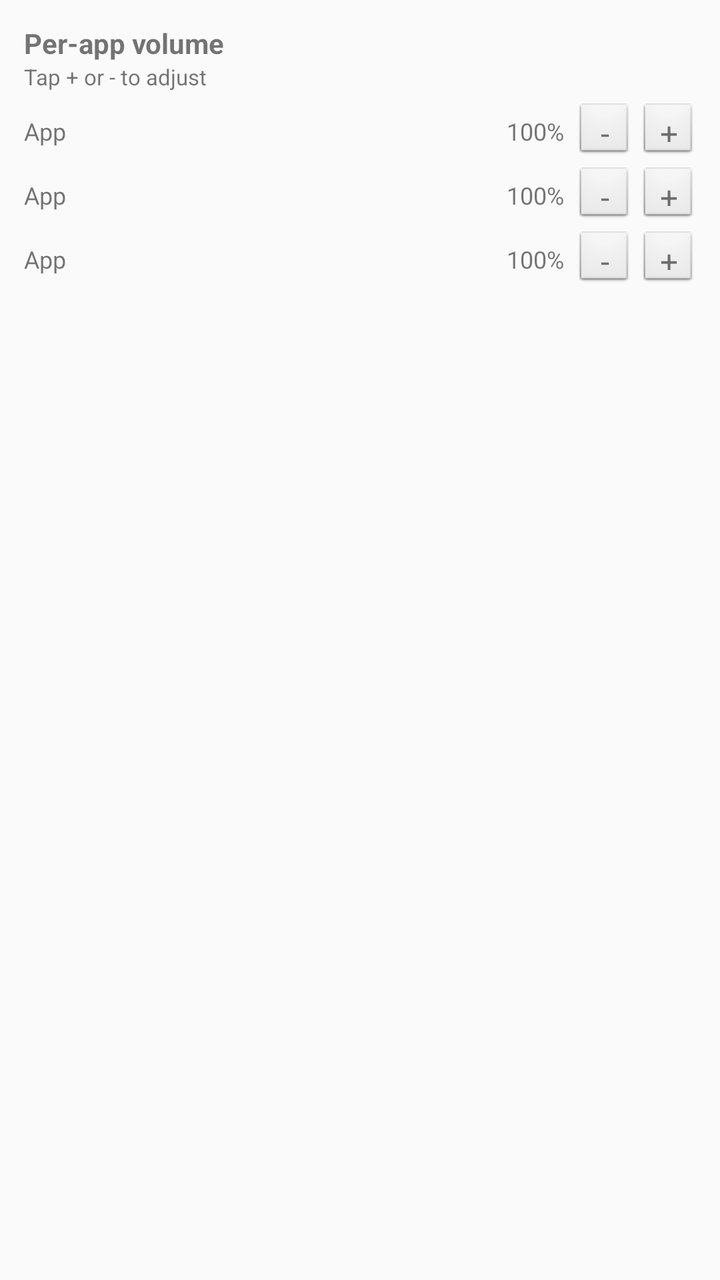
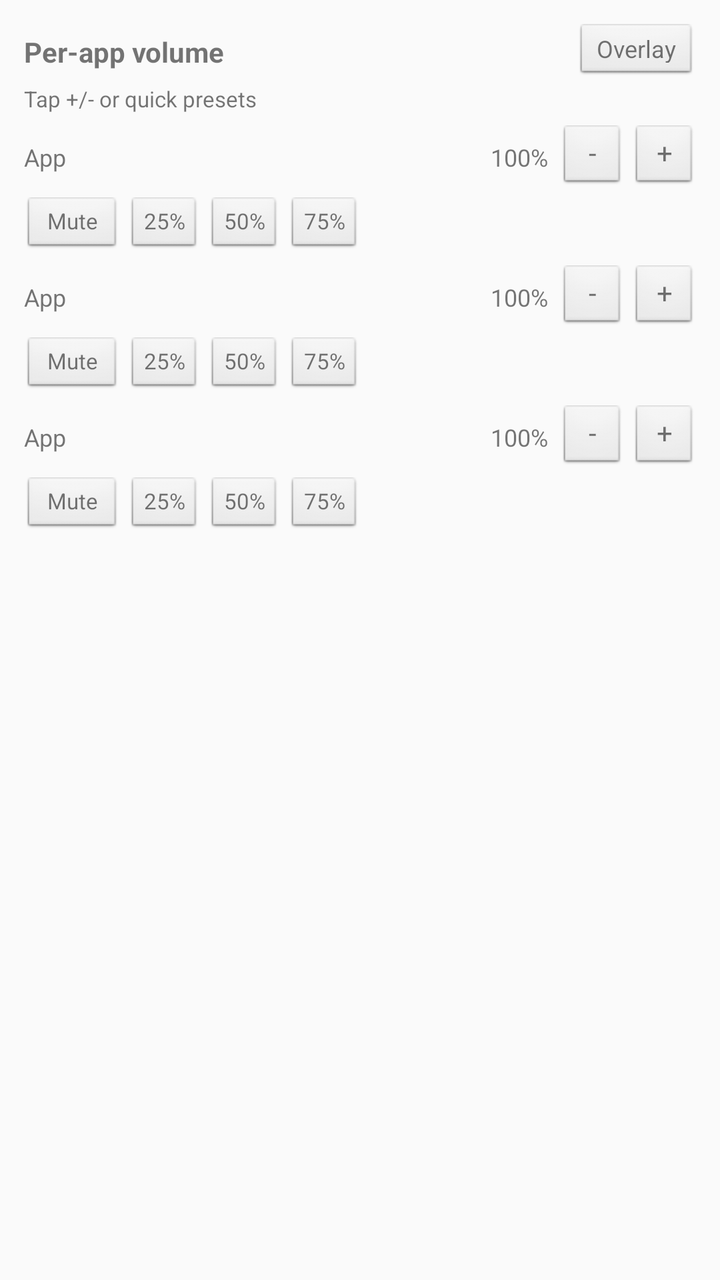

Compare the two renders of this Android layout. The source of the first and the diff that turns it into the second are given below.
<!-- AndroidManifest.xml: application theme AppTheme -->
<!-- res/layout/notification_volume_big.xml -->
<?xml version="1.0" encoding="utf-8"?>
<LinearLayout xmlns:android="http://schemas.android.com/apk/res/android"
    android:id="@+id/notif_root"
    android:layout_width="match_parent"
    android:layout_height="wrap_content"
    android:orientation="vertical"
    android:padding="12dp">

    <TextView
        android:id="@+id/notif_title"
        android:layout_width="match_parent"
        android:layout_height="wrap_content"
        android:text="Per-app volume"
        android:textSize="14sp"
        android:textStyle="bold" />

    <TextView
        android:id="@+id/notif_subtitle"
        android:layout_width="match_parent"
        android:layout_height="wrap_content"
        android:text="Tap + or - to adjust"
        android:textSize="11sp"
        android:paddingBottom="6dp" />

    <LinearLayout
        android:id="@+id/notif_row_1"
        android:layout_width="match_parent"
        android:layout_height="wrap_content"
        android:orientation="horizontal"
        android:gravity="center_vertical"
        android:paddingBottom="4dp">

        <TextView
            android:id="@+id/notif_app_1"
            android:layout_width="0dp"
            android:layout_height="wrap_content"
            android:layout_weight="1"
            android:ellipsize="end"
            android:maxLines="1"
            android:text="App"
            android:textSize="12sp" />

        <TextView
            android:id="@+id/notif_value_1"
            android:layout_width="wrap_content"
            android:layout_height="wrap_content"
            android:text="100%"
            android:textSize="12sp"
            android:paddingEnd="6dp" />

        <TextView
            android:id="@+id/notif_minus_1"
            android:layout_width="28dp"
            android:layout_height="28dp"
            android:gravity="center"
            android:text="-"
            android:textSize="16sp"
            android:background="@android:drawable/btn_default_small" />

        <TextView
            android:id="@+id/notif_plus_1"
            android:layout_width="28dp"
            android:layout_height="28dp"
            android:layout_marginStart="4dp"
            android:gravity="center"
            android:text="+"
            android:textSize="16sp"
            android:background="@android:drawable/btn_default_small" />
    </LinearLayout>

    <LinearLayout
        android:id="@+id/notif_row_2"
        android:layout_width="match_parent"
        android:layout_height="wrap_content"
        android:orientation="horizontal"
        android:gravity="center_vertical"
        android:paddingBottom="4dp">

        <TextView
            android:id="@+id/notif_app_2"
            android:layout_width="0dp"
            android:layout_height="wrap_content"
            android:layout_weight="1"
            android:ellipsize="end"
            android:maxLines="1"
            android:text="App"
            android:textSize="12sp" />

        <TextView
            android:id="@+id/notif_value_2"
            android:layout_width="wrap_content"
            android:layout_height="wrap_content"
            android:text="100%"
            android:textSize="12sp"
            android:paddingEnd="6dp" />

        <TextView
            android:id="@+id/notif_minus_2"
            android:layout_width="28dp"
            android:layout_height="28dp"
            android:gravity="center"
            android:text="-"
            android:textSize="16sp"
            android:background="@android:drawable/btn_default_small" />

        <TextView
            android:id="@+id/notif_plus_2"
            android:layout_width="28dp"
            android:layout_height="28dp"
            android:layout_marginStart="4dp"
            android:gravity="center"
            android:text="+"
            android:textSize="16sp"
            android:background="@android:drawable/btn_default_small" />
    </LinearLayout>

    <LinearLayout
        android:id="@+id/notif_row_3"
        android:layout_width="match_parent"
        android:layout_height="wrap_content"
        android:orientation="horizontal"
        android:gravity="center_vertical">

        <TextView
            android:id="@+id/notif_app_3"
            android:layout_width="0dp"
            android:layout_height="wrap_content"
            android:layout_weight="1"
            android:ellipsize="end"
            android:maxLines="1"
            android:text="App"
            android:textSize="12sp" />

        <TextView
            android:id="@+id/notif_value_3"
            android:layout_width="wrap_content"
            android:layout_height="wrap_content"
            android:text="100%"
            android:textSize="12sp"
            android:paddingEnd="6dp" />

        <TextView
            android:id="@+id/notif_minus_3"
            android:layout_width="28dp"
            android:layout_height="28dp"
            android:gravity="center"
            android:text="-"
            android:textSize="16sp"
            android:background="@android:drawable/btn_default_small" />

        <TextView
            android:id="@+id/notif_plus_3"
            android:layout_width="28dp"
            android:layout_height="28dp"
            android:layout_marginStart="4dp"
            android:gravity="center"
            android:text="+"
            android:textSize="16sp"
            android:background="@android:drawable/btn_default_small" />
    </LinearLayout>
</LinearLayout>
<!-- resources referenced by this layout -->
<resources>
  <style name="AppTheme" parent="Theme.AppCompat.Light.NoActionBar">
          <item name="android:windowIsTranslucent">false</item>
      </style>
</resources>

<!-- the commit's change to res/layout/notification_volume_big.xml (unified diff, before → after) -->
@@ -6,19 +6,42 @@
     android:orientation="vertical"
     android:padding="12dp">
 
-    <TextView
-        android:id="@+id/notif_title"
-        android:layout_width="match_parent"
-        android:layout_height="wrap_content"
-        android:text="Per-app volume"
-        android:textSize="14sp"
-        android:textStyle="bold" />
+    <LinearLayout
+        android:id="@+id/notif_header_row"
+        android:layout_width="match_parent"
+        android:layout_height="wrap_content"
+        android:orientation="horizontal"
+        android:gravity="center_vertical"
+        android:paddingBottom="2dp">
+
+        <TextView
+            android:id="@+id/notif_title"
+            android:layout_width="0dp"
+            android:layout_height="wrap_content"
+            android:layout_weight="1"
+            android:text="Per-app volume"
+            android:textSize="14sp"
+            android:textStyle="bold" />
+
+        <TextView
+            android:id="@+id/notif_open_overlay"
+            android:layout_width="wrap_content"
+            android:layout_height="28dp"
+            android:gravity="center"
+            android:paddingStart="10dp"
+            android:paddingEnd="10dp"
+            android:paddingLeft="10dp"
+            android:paddingRight="10dp"
+            android:text="Overlay"
+            android:textSize="12sp"
+            android:background="@android:drawable/btn_default_small" />
+    </LinearLayout>
 
     <TextView
         android:id="@+id/notif_subtitle"
         android:layout_width="match_parent"
         android:layout_height="wrap_content"
-        android:text="Tap + or - to adjust"
+        android:text="Tap +/- or quick presets"
         android:textSize="11sp"
         android:paddingBottom="6dp" />
 
@@ -26,136 +49,316 @@
         android:id="@+id/notif_row_1"
         android:layout_width="match_parent"
         android:layout_height="wrap_content"
-        android:orientation="horizontal"
-        android:gravity="center_vertical"
-        android:paddingBottom="4dp">
-
-        <TextView
-            android:id="@+id/notif_app_1"
-            android:layout_width="0dp"
-            android:layout_height="wrap_content"
-            android:layout_weight="1"
-            android:ellipsize="end"
-            android:maxLines="1"
-            android:text="App"
-            android:textSize="12sp" />
-
-        <TextView
-            android:id="@+id/notif_value_1"
-            android:layout_width="wrap_content"
-            android:layout_height="wrap_content"
-            android:text="100%"
-            android:textSize="12sp"
-            android:paddingEnd="6dp" />
-
-        <TextView
-            android:id="@+id/notif_minus_1"
-            android:layout_width="28dp"
-            android:layout_height="28dp"
-            android:gravity="center"
-            android:text="-"
-            android:textSize="16sp"
-            android:background="@android:drawable/btn_default_small" />
-
-        <TextView
-            android:id="@+id/notif_plus_1"
-            android:layout_width="28dp"
-            android:layout_height="28dp"
-            android:layout_marginStart="4dp"
-            android:gravity="center"
-            android:text="+"
-            android:textSize="16sp"
-            android:background="@android:drawable/btn_default_small" />
+        android:orientation="vertical"
+        android:paddingBottom="6dp">
+
+        <LinearLayout
+            android:id="@+id/notif_row_1_main"
+            android:layout_width="match_parent"
+            android:layout_height="wrap_content"
+            android:orientation="horizontal"
+            android:gravity="center_vertical"
+            android:paddingBottom="4dp">
+
+            <TextView
+                android:id="@+id/notif_app_1"
+                android:layout_width="0dp"
+                android:layout_height="wrap_content"
+                android:layout_weight="1"
+                android:ellipsize="end"
+                android:maxLines="1"
+                android:text="App"
+                android:textSize="12sp" />
+
+            <TextView
+                android:id="@+id/notif_value_1"
+                android:layout_width="wrap_content"
+                android:layout_height="wrap_content"
+                android:text="100%"
+                android:textSize="12sp"
+                android:paddingEnd="6dp"
+                android:paddingRight="6dp" />
+
+            <TextView
+                android:id="@+id/notif_minus_1"
+                android:layout_width="32dp"
+                android:layout_height="32dp"
+                android:gravity="center"
+                android:text="-"
+                android:textSize="14sp"
+                android:background="@android:drawable/btn_default_small" />
+
+            <TextView
+                android:id="@+id/notif_plus_1"
+                android:layout_width="32dp"
+                android:layout_height="32dp"
+                android:layout_marginStart="4dp"
+                android:layout_marginLeft="4dp"
+                android:gravity="center"
+                android:text="+"
+                android:textSize="14sp"
+                android:background="@android:drawable/btn_default_small" />
+        </LinearLayout>
+
+        <LinearLayout
+            android:id="@+id/notif_row_1_quick"
+            android:layout_width="match_parent"
+            android:layout_height="wrap_content"
+            android:orientation="horizontal"
+            android:gravity="center_vertical">
+
+            <TextView
+                android:id="@+id/notif_mute_1"
+                android:layout_width="48dp"
+                android:layout_height="28dp"
+                android:gravity="center"
+                android:text="Mute"
+                android:textSize="11sp"
+                android:background="@android:drawable/btn_default_small" />
+
+            <TextView
+                android:id="@+id/notif_25_1"
+                android:layout_width="36dp"
+                android:layout_height="28dp"
+                android:layout_marginStart="4dp"
+                android:layout_marginLeft="4dp"
+                android:gravity="center"
+                android:text="25%"
+                android:textSize="11sp"
+                android:background="@android:drawable/btn_default_small" />
+
+            <TextView
+                android:id="@+id/notif_50_1"
+                android:layout_width="36dp"
+                android:layout_height="28dp"
+                android:layout_marginStart="4dp"
+                android:layout_marginLeft="4dp"
+                android:gravity="center"
+                android:text="50%"
+                android:textSize="11sp"
+                android:background="@android:drawable/btn_default_small" />
+
+            <TextView
+                android:id="@+id/notif_75_1"
+                android:layout_width="36dp"
+                android:layout_height="28dp"
+                android:layout_marginStart="4dp"
+                android:layout_marginLeft="4dp"
+                android:gravity="center"
+                android:text="75%"
+                android:textSize="11sp"
+                android:background="@android:drawable/btn_default_small" />
+        </LinearLayout>
     </LinearLayout>
 
     <LinearLayout
         android:id="@+id/notif_row_2"
         android:layout_width="match_parent"
         android:layout_height="wrap_content"
-        android:orientation="horizontal"
-        android:gravity="center_vertical"
-        android:paddingBottom="4dp">
-
-        <TextView
-            android:id="@+id/notif_app_2"
-            android:layout_width="0dp"
-            android:layout_height="wrap_content"
-            android:layout_weight="1"
-            android:ellipsize="end"
-            android:maxLines="1"
-            android:text="App"
-            android:textSize="12sp" />
-
-        <TextView
-            android:id="@+id/notif_value_2"
-            android:layout_width="wrap_content"
-            android:layout_height="wrap_content"
-            android:text="100%"
-            android:textSize="12sp"
-            android:paddingEnd="6dp" />
-
-        <TextView
-            android:id="@+id/notif_minus_2"
-            android:layout_width="28dp"
-            android:layout_height="28dp"
-            android:gravity="center"
-            android:text="-"
-            android:textSize="16sp"
-            android:background="@android:drawable/btn_default_small" />
-
-        <TextView
-            android:id="@+id/notif_plus_2"
-            android:layout_width="28dp"
-            android:layout_height="28dp"
-            android:layout_marginStart="4dp"
-            android:gravity="center"
-            android:text="+"
-            android:textSize="16sp"
-            android:background="@android:drawable/btn_default_small" />
+        android:orientation="vertical"
+        android:paddingBottom="6dp">
+
+        <LinearLayout
+            android:id="@+id/notif_row_2_main"
+            android:layout_width="match_parent"
+            android:layout_height="wrap_content"
+            android:orientation="horizontal"
+            android:gravity="center_vertical"
+            android:paddingBottom="4dp">
+
+            <TextView
+                android:id="@+id/notif_app_2"
+                android:layout_width="0dp"
+                android:layout_height="wrap_content"
+                android:layout_weight="1"
+                android:ellipsize="end"
+                android:maxLines="1"
+                android:text="App"
+                android:textSize="12sp" />
+
+            <TextView
+                android:id="@+id/notif_value_2"
+                android:layout_width="wrap_content"
+                android:layout_height="wrap_content"
+                android:text="100%"
+                android:textSize="12sp"
+                android:paddingEnd="6dp"
+                android:paddingRight="6dp" />
+
+            <TextView
+                android:id="@+id/notif_minus_2"
+                android:layout_width="32dp"
+                android:layout_height="32dp"
+                android:gravity="center"
+                android:text="-"
+                android:textSize="14sp"
+                android:background="@android:drawable/btn_default_small" />
+
+            <TextView
+                android:id="@+id/notif_plus_2"
+                android:layout_width="32dp"
+                android:layout_height="32dp"
+                android:layout_marginStart="4dp"
+                android:layout_marginLeft="4dp"
+                android:gravity="center"
+                android:text="+"
+                android:textSize="14sp"
+                android:background="@android:drawable/btn_default_small" />
+        </LinearLayout>
+
+        <LinearLayout
+            android:id="@+id/notif_row_2_quick"
+            android:layout_width="match_parent"
+            android:layout_height="wrap_content"
+            android:orientation="horizontal"
+            android:gravity="center_vertical">
+
+            <TextView
+                android:id="@+id/notif_mute_2"
+                android:layout_width="48dp"
+                android:layout_height="28dp"
+                android:gravity="center"
+                android:text="Mute"
+                android:textSize="11sp"
+                android:background="@android:drawable/btn_default_small" />
+
+            <TextView
+                android:id="@+id/notif_25_2"
+                android:layout_width="36dp"
+                android:layout_height="28dp"
+                android:layout_marginStart="4dp"
+                android:layout_marginLeft="4dp"
+                android:gravity="center"
+                android:text="25%"
+                android:textSize="11sp"
+                android:background="@android:drawable/btn_default_small" />
+
+            <TextView
+                android:id="@+id/notif_50_2"
+                android:layout_width="36dp"
+                android:layout_height="28dp"
+                android:layout_marginStart="4dp"
+                android:layout_marginLeft="4dp"
+                android:gravity="center"
+                android:text="50%"
+                android:textSize="11sp"
+                android:background="@android:drawable/btn_default_small" />
+
+            <TextView
+                android:id="@+id/notif_75_2"
+                android:layout_width="36dp"
+                android:layout_height="28dp"
+                android:layout_marginStart="4dp"
+                android:layout_marginLeft="4dp"
+                android:gravity="center"
+                android:text="75%"
+                android:textSize="11sp"
+                android:background="@android:drawable/btn_default_small" />
+        </LinearLayout>
     </LinearLayout>
 
     <LinearLayout
         android:id="@+id/notif_row_3"
         android:layout_width="match_parent"
         android:layout_height="wrap_content"
-        android:orientation="horizontal"
-        android:gravity="center_vertical">
-
-        <TextView
-            android:id="@+id/notif_app_3"
-            android:layout_width="0dp"
-            android:layout_height="wrap_content"
-            android:layout_weight="1"
-            android:ellipsize="end"
-            android:maxLines="1"
-            android:text="App"
-            android:textSize="12sp" />
-
-        <TextView
-            android:id="@+id/notif_value_3"
-            android:layout_width="wrap_content"
-            android:layout_height="wrap_content"
-            android:text="100%"
-            android:textSize="12sp"
-            android:paddingEnd="6dp" />
-
-        <TextView
-            android:id="@+id/notif_minus_3"
-            android:layout_width="28dp"
-            android:layout_height="28dp"
-            android:gravity="center"
-            android:text="-"
-            android:textSize="16sp"
-            android:background="@android:drawable/btn_default_small" />
-
-        <TextView
-            android:id="@+id/notif_plus_3"
-            android:layout_width="28dp"
-            android:layout_height="28dp"
-            android:layout_marginStart="4dp"
-            android:gravity="center"
-            android:text="+"
-            android:textSize="16sp"
-            android:background="@android:drawable/btn_default_small" />
+        android:orientation="vertical">
+
+        <LinearLayout
+            android:id="@+id/notif_row_3_main"
+            android:layout_width="match_parent"
+            android:layout_height="wrap_content"
+            android:orientation="horizontal"
+            android:gravity="center_vertical"
+            android:paddingBottom="4dp">
+
+            <TextView
+                android:id="@+id/notif_app_3"
+                android:layout_width="0dp"
+                android:layout_height="wrap_content"
+                android:layout_weight="1"
+                android:ellipsize="end"
+                android:maxLines="1"
+                android:text="App"
+                android:textSize="12sp" />
+
+            <TextView
+                android:id="@+id/notif_value_3"
+                android:layout_width="wrap_content"
+                android:layout_height="wrap_content"
+                android:text="100%"
+                android:textSize="12sp"
+                android:paddingEnd="6dp"
+                android:paddingRight="6dp" />
+
+            <TextView
+                android:id="@+id/notif_minus_3"
+                android:layout_width="32dp"
+                android:layout_height="32dp"
+                android:gravity="center"
+                android:text="-"
+                android:textSize="14sp"
+                android:background="@android:drawable/btn_default_small" />
+
+            <TextView
+                android:id="@+id/notif_plus_3"
+                android:layout_width="32dp"
+                android:layout_height="32dp"
+                android:layout_marginStart="4dp"
+                android:layout_marginLeft="4dp"
+                android:gravity="center"
+                android:text="+"
+                android:textSize="14sp"
+                android:background="@android:drawable/btn_default_small" />
+        </LinearLayout>
+
+        <LinearLayout
+            android:id="@+id/notif_row_3_quick"
+            android:layout_width="match_parent"
+            android:layout_height="wrap_content"
+            android:orientation="horizontal"
+            android:gravity="center_vertical">
+
+            <TextView
+                android:id="@+id/notif_mute_3"
+                android:layout_width="48dp"
+                android:layout_height="28dp"
+                android:gravity="center"
+                android:text="Mute"
+                android:textSize="11sp"
+                android:background="@android:drawable/btn_default_small" />
+
+            <TextView
+                android:id="@+id/notif_25_3"
+                android:layout_width="36dp"
+                android:layout_height="28dp"
+                android:layout_marginStart="4dp"
+                android:layout_marginLeft="4dp"
+                android:gravity="center"
+                android:text="25%"
+                android:textSize="11sp"
+                android:background="@android:drawable/btn_default_small" />
+
+            <TextView
+                android:id="@+id/notif_50_3"
+                android:layout_width="36dp"
+                android:layout_height="28dp"
+                android:layout_marginStart="4dp"
+                android:layout_marginLeft="4dp"
+                android:gravity="center"
+                android:text="50%"
+                android:textSize="11sp"
+                android:background="@android:drawable/btn_default_small" />
+
+            <TextView
+                android:id="@+id/notif_75_3"
+                android:layout_width="36dp"
+                android:layout_height="28dp"
+                android:layout_marginStart="4dp"
+                android:layout_marginLeft="4dp"
+                android:gravity="center"
+                android:text="75%"
+                android:textSize="11sp"
+                android:background="@android:drawable/btn_default_small" />
+        </LinearLayout>
     </LinearLayout>
 </LinearLayout>
